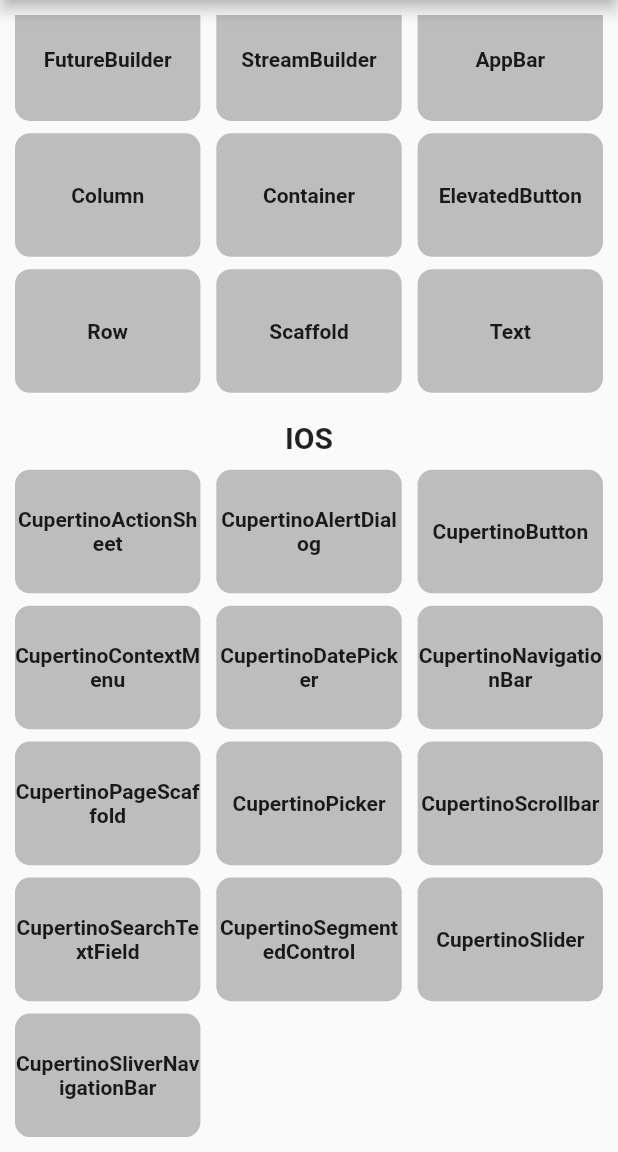
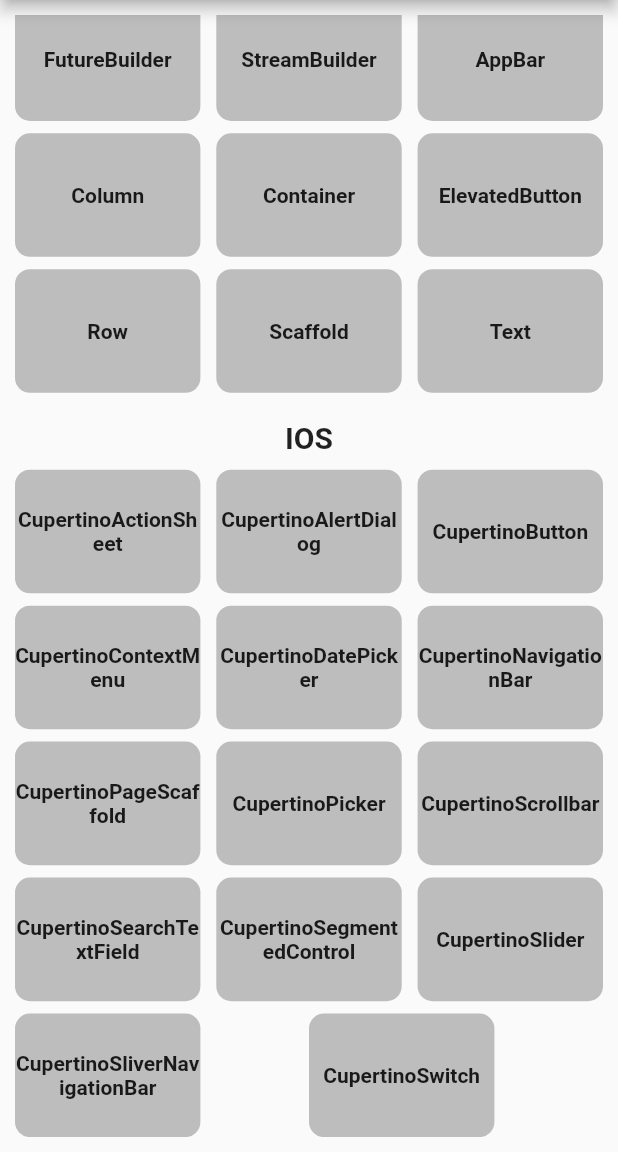
Before and after one commit to Bhargav5365/Flutter-widgets, a Flutter app: the screen it shows after launch, scrolled down 465 dp, on a phone screen of 412 x 824 dp, the part 84-1236 px from its top. Run offline on Flutter 3.47's test engine with Material 2 defaults, Android fonts, the phone set to English and light mode, and no system bars.

Commit message:
CupertinoSwitch

```diff
--- a/lib/Home.dart
+++ b/lib/Home.dart
@@ -26,6 +26,7 @@ import 'package:flutter_widgets/practice/CupertinoSearchTextField.dart';
 import 'package:flutter_widgets/practice/CupertinoSegmentedControl.dart';
 import 'package:flutter_widgets/practice/CupertinoSlider.dart';
 import 'package:flutter_widgets/practice/CupertinoSliverNavigationBar.dart';
+import 'package:flutter_widgets/practice/CupertinoSwitch.dart';
 import 'package:flutter_widgets/practice/DecoratedBoxTransition.dart';
 import 'package:flutter_widgets/practice/ElevatedButton.dart';
 import 'package:flutter_widgets/practice/FutureBuilder.dart';
@@ -1149,6 +1150,33 @@ class _HomeState extends State<Home> {
                       ),
                     ),
                     Spacer(),
+                    GestureDetector(
+                      onTap: () {
+                        Navigator.push(
+                          context,
+                          MaterialPageRoute(
+                            builder: (context) => ZZ(),
+                          ),
+                        );
+                        print('daf');
+                      },
+                      child: Container(
+                        height: screenSize.height * 0.1,
+                        width: screenSize.width * 0.3,
+                        decoration: BoxDecoration(
+                          color: Colors.grey[400],
+                          borderRadius: BorderRadius.all(
+                            Radius.circular(10),
+                          ),
+                        ),
+                        child: Center(
+                          child: Text('CupertinoSwitch',
+                              textAlign: TextAlign.center,
+                              style: TextStyle(fontWeight: FontWeight.bold)),
+                        ),
+                      ),
+                    ),
+                    Spacer(),
                   ],
                 ),
               ],
```
Also changed, not shown: lib/practice/CupertinoSwitch.dart (added, +78 -0 lines).
